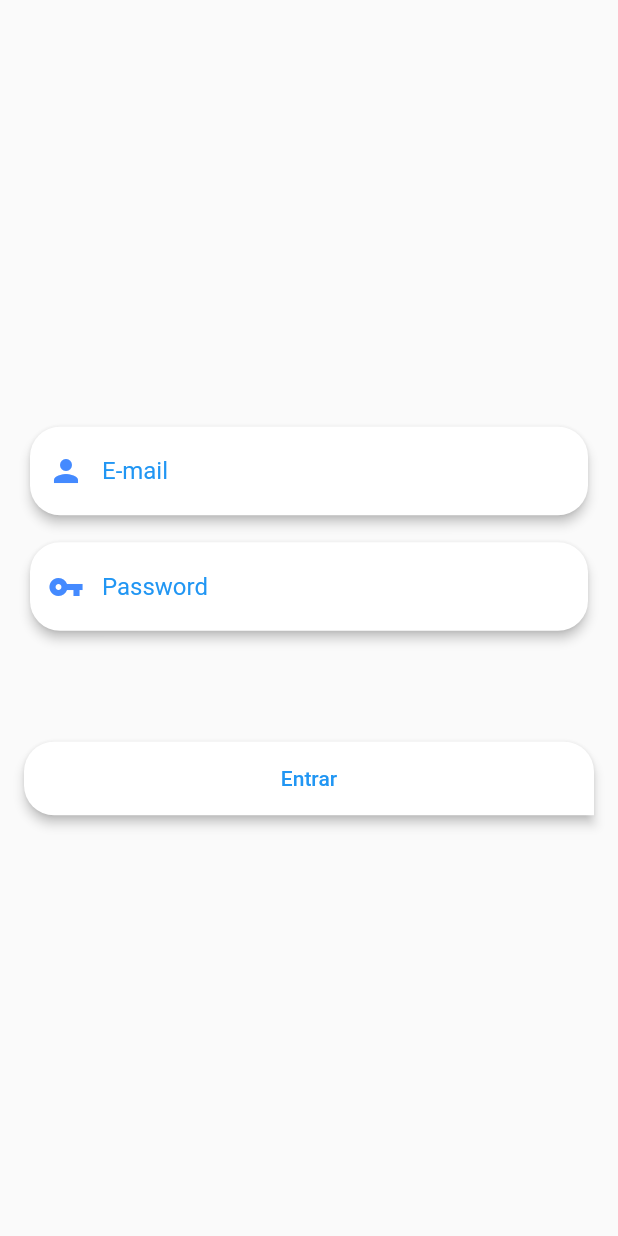
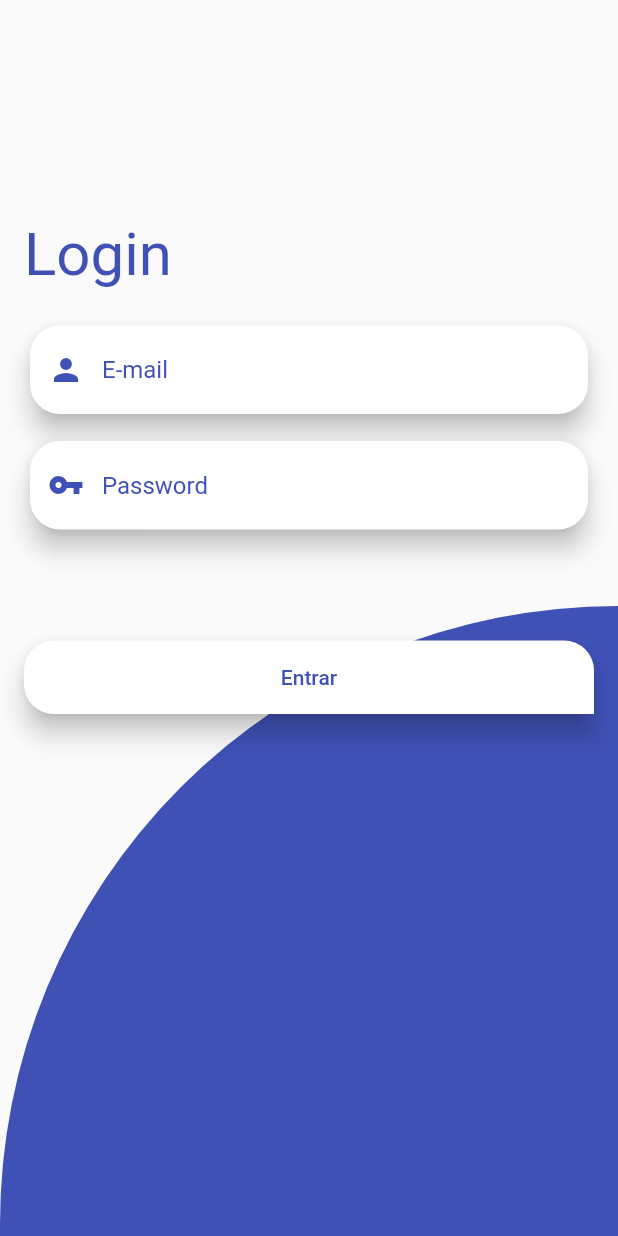
Before and after one commit to eliezerantonio/my-flutter-challenges, a Flutter app: the screen it shows after launch, after a tap on "Entrar", on a phone screen of 412 x 824 dp. Run offline on Flutter 3.47's test engine with Material 2 defaults, Android fonts, the phone set to English and light mode, and no system bars; our stand-ins replace flutter_icons, flutter_staggered_animations, hidden_drawer_menu, liquid_swipe; missing offline and left inert: clippy_flutter; network calls fail.

Commit message:
melhorando login

```diff
--- a/atm/lib/models/user_manager.dart
+++ b/atm/lib/models/user_manager.dart
@@ -11,8 +11,8 @@ class UserManager {
       var url = 'http://172.20.10.4:3000/api/client/login';
       Map<String, String> headers = {"Content-type": "application/json"};
       Map params = {
-        'email': 'eliezer@gmail.com',
-        'password': 'eliezer',
+        'email': email,
+        'password': password,
       };
 
       String credencials = jsonEncode(params);
--- a/atm/lib/screens/login_screem.dart
+++ b/atm/lib/screens/login_screem.dart
@@ -12,12 +12,42 @@ class LoginScreen extends StatelessWidget {
   @override
   Widget build(BuildContext context) {
     return Scaffold(
-      body: Container(
+      body: SafeArea(
+        child: Container(
+          child: Stack(
+            alignment: AlignmentDirectional.bottomStart,
+            children: [
+              Align(
+                alignment: Alignment.bottomRight,
+                child: Container(
+                  height: 420,
+                  width: double.infinity,
+                  decoration: BoxDecoration(
+                    color: Colors.indigo,
+                    borderRadius: BorderRadius.only(
+                      topLeft: Radius.circular(550),
+                    ),
+                  ),
+                ),
+              ),
+              Container(
                 padding: EdgeInsets.all(16),
                 child: Column(
-          mainAxisAlignment: MainAxisAlignment.center,
                   crossAxisAlignment: CrossAxisAlignment.stretch,
                   children: [
+                    Container(
+                      height: 130,
+                    ),
+                    Align(
+                      alignment: Alignment.topLeft,
+                      child: Text(
+                        "Login",
+                        style: TextStyle(fontSize: 40, color: Colors.indigo),
+                      ),
+                    ),
+                    SizedBox(
+                      height: 20,
+                    ),
                     TextFormFieldWidget(
                       hint: "E-mail",
                       icon: Icons.person,
@@ -38,9 +68,9 @@ class LoginScreen extends StatelessWidget {
                       height: 49,
                       child: RaisedButton(
                         highlightColor: Colors.white30,
-                elevation: 3,
+                        elevation: 7,
                         color: Colors.white,
-                textColor: Colors.blue,
+                        textColor: Colors.indigo,
                         shape: const RoundedRectangleBorder(
                           borderRadius: BorderRadius.only(
                             topLeft: Radius.circular(20),
@@ -53,6 +83,10 @@ class LoginScreen extends StatelessWidget {
                       ),
                     ),
                   ],
+                ),
+              )
+            ],
+          ),
         ),
       ),
     );
@@ -68,7 +102,7 @@ class LoginScreen extends StatelessWidget {
     String email = _controllerEmail.text;
     String password = _controllerPassword.text;
 
-    ApiResponse apiResponse = await UserManager.login("eliezer@gmail.com", "eliezer");
+    ApiResponse apiResponse = await UserManager.login(email, password);
 
     if (apiResponse.ok) {
       Client user = apiResponse.result;
@@ -94,7 +128,7 @@ class TextFormFieldWidget extends StatelessWidget {
   @override
   Widget build(BuildContext context) {
     return Card(
-      elevation: 3,
+      elevation: 7,
       shape: RoundedRectangleBorder(borderRadius: BorderRadius.circular(20)),
       child: TextFormField(
         controller: controller,
@@ -103,7 +137,7 @@ class TextFormFieldWidget extends StatelessWidget {
             border: InputBorder.none,
             prefixIcon: Icon(
               icon,
-              color: Colors.blueAccent,
+              color: Colors.indigo,
             ),
             focusedBorder: InputBorder.none,
             enabledBorder: InputBorder.none,
@@ -111,7 +145,7 @@ class TextFormFieldWidget extends StatelessWidget {
             disabledBorder: InputBorder.none,
             contentPadding: EdgeInsets.all(20),
             hintText: hint,
-            hintStyle: TextStyle(color: Colors.blue)),
+            hintStyle: TextStyle(color: Colors.indigo)),
       ),
     );
   }
```
Also changed, not shown: atm/lib/main.dart (+6 -4 lines). Lines whose indentation alone changed are shown as unchanged.
